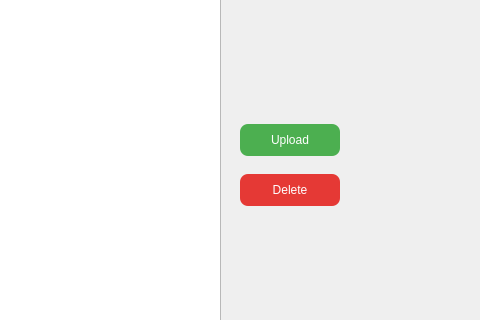
Old version of the form VDrive/mainwindow.ui in the repository nocriteriaforaevaaaaa/virtual_drive; both pictures show x 320 to 800 and y 126 to 446 of the 800 by 600 pixel window.
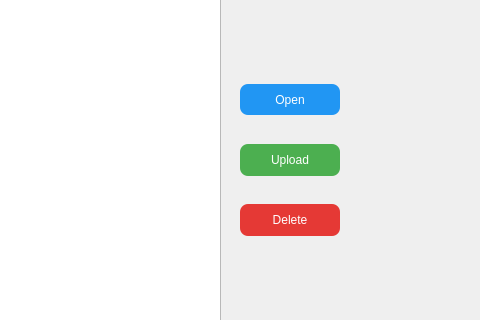
New version of the form.

Commit message: Open button

```diff
--- a/VDrive/mainwindow.ui
+++ b/VDrive/mainwindow.ui
@@ -28,7 +28,7 @@
     <property name="geometry">
      <rect>
       <x>560</x>
-      <y>250</y>
+      <y>270</y>
       <width>100</width>
       <height>32</height>
      </rect>
@@ -54,7 +54,7 @@
     <property name="geometry">
      <rect>
       <x>560</x>
-      <y>300</y>
+      <y>330</y>
       <width>100</width>
       <height>32</height>
      </rect>
@@ -76,6 +76,32 @@
      <string>Delete</string>
     </property>
    </widget>
+   <widget class="QPushButton" name="btnOpen">
+    <property name="geometry">
+     <rect>
+      <x>560</x>
+      <y>210</y>
+      <width>100</width>
+      <height>31</height>
+     </rect>
+    </property>
+    <property name="styleSheet">
+     <string notr="true">QPushButton {
+    background-color: #2196F3;  /* Blue */
+    color: white;
+    border-radius: 8px;
+    padding: 8px;
+}
+
+QPushButton:hover {
+    background-color: #42A5F5;
+}
+</string>
+    </property>
+    <property name="text">
+     <string>Open</string>
+    </property>
+   </widget>
   </widget>
   <widget class="QMenuBar" name="menubar">
    <property name="geometry">
```
The commit also changes 6 other files.
